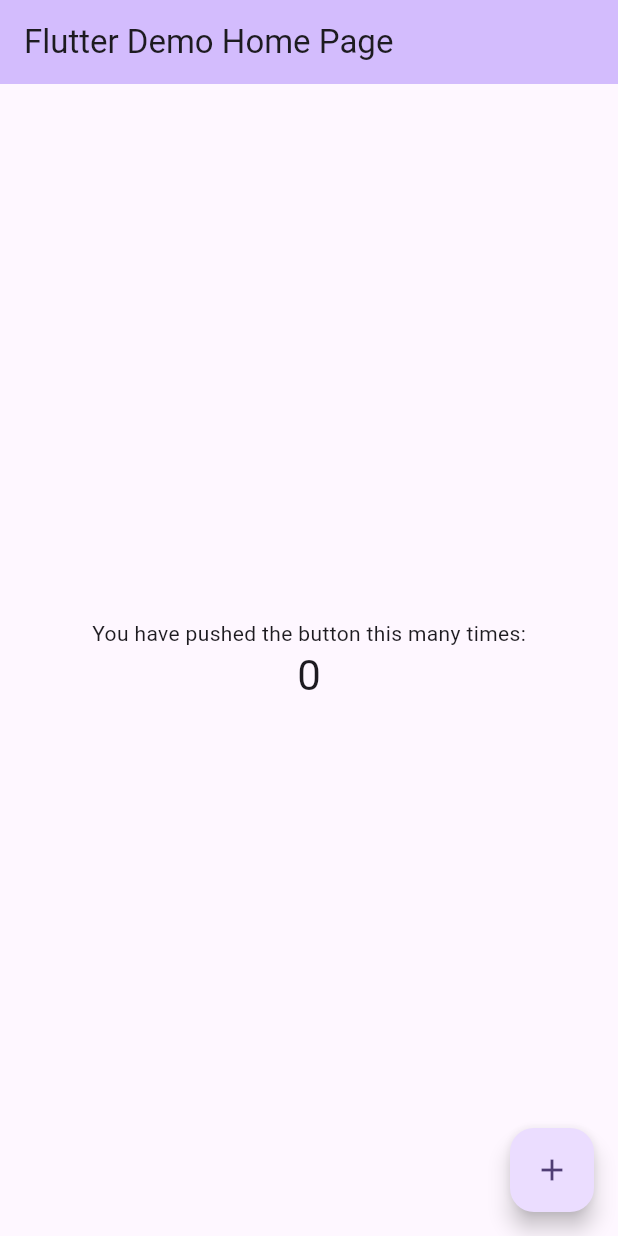
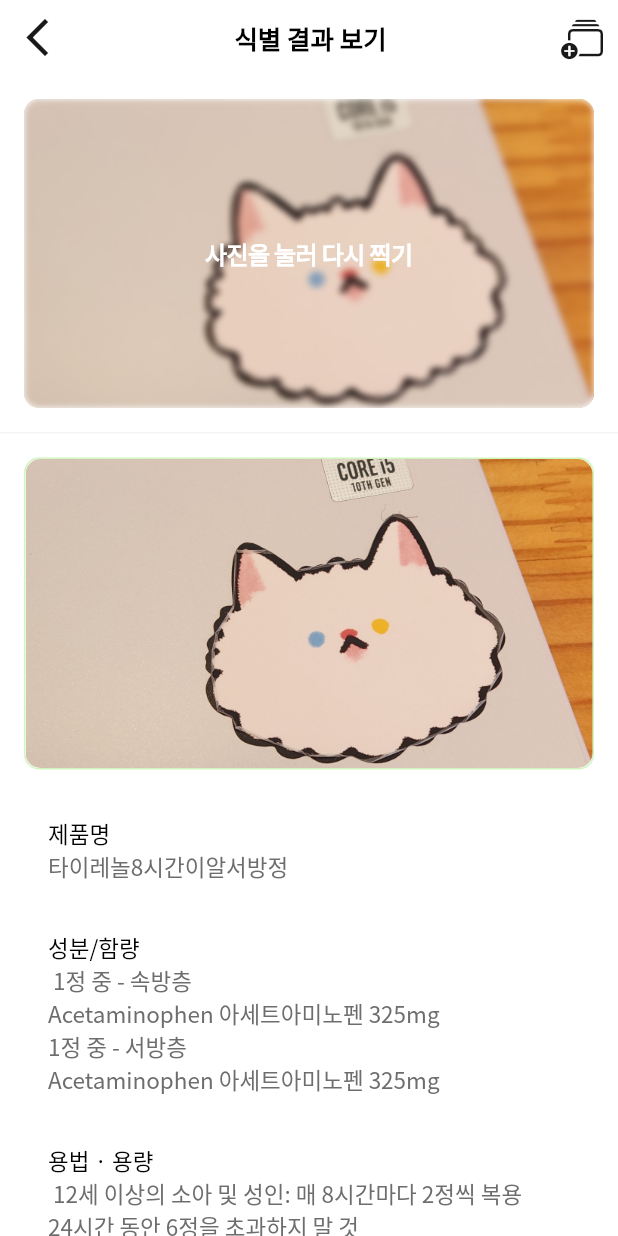
Before and after one commit to StopSoo/WhatIsMethIs-App, a Flutter app: the screen it shows after launch, on a phone screen of 412 x 824 dp. Run offline on Flutter 3.47's test engine with Material 2 defaults, Android fonts, the phone set to English and light mode, and no system bars.

Commit message:
<feat>: CameraResult & Search View 구현

```diff
--- a/lib/main.dart
+++ b/lib/main.dart
@@ -1,125 +1,27 @@
-import 'package:flutter/material.dart';
+import 'package:flutter/cupertino.dart';
 
-void main() {
+import 'pages/camera_result.dart';
+
+void main() async{
   runApp(const MyApp());
 }
 
 class MyApp extends StatelessWidget {
   const MyApp({super.key});
 
-  // This widget is the root of your application.
+  static const String _title = 'ChalKak Medicine';
   @override
   Widget build(BuildContext context) {
-    return MaterialApp(
-      title: 'Flutter Demo',
-      theme: ThemeData(
-        // This is the theme of your application.
-        //
-        // TRY THIS: Try running your application with "flutter run". You'll see
-        // the application has a blue toolbar. Then, without quitting the app,
-        // try changing the seedColor in the colorScheme below to Colors.green
-        // and then invoke "hot reload" (save your changes or press the "hot
-        // reload" button in a Flutter-supported IDE, or press "r" if you used
-        // the command line to start the app).
-        //
-        // Notice that the counter didn't reset back to zero; the application
-        // state is not lost during the reload. To reset the state, use hot
-        // restart instead.
-        //
-        // This works for code too, not just values: Most code changes can be
-        // tested with just a hot reload.
-        colorScheme: ColorScheme.fromSeed(seedColor: Colors.deepPurple),
-        useMaterial3: true,
+    return const CupertinoApp(
+      theme: CupertinoThemeData(
+        textTheme: CupertinoTextThemeData(
+          textStyle: TextStyle(
+            fontFamily: 'NotoSansKR',
+          ),
+        ),
       ),
-      home: const MyHomePage(title: 'Flutter Demo Home Page'),
+      title: _title,
+      home: CameraResult(),
     );
   }
 }
-
-class MyHomePage extends StatefulWidget {
-  const MyHomePage({super.key, required this.title});
-
-  // This widget is the home page of your application. It is stateful, meaning
-  // that it has a State object (defined below) that contains fields that affect
-  // how it looks.
-
-  // This class is the configuration for the state. It holds the values (in this
-  // case the title) provided by the parent (in this case the App widget) and
-  // used by the build method of the State. Fields in a Widget subclass are
-  // always marked "final".
-
-  final String title;
-
-  @override
-  State<MyHomePage> createState() => _MyHomePageState();
-}
-
-class _MyHomePageState extends State<MyHomePage> {
-  int _counter = 0;
-
-  void _incrementCounter() {
-    setState(() {
-      // This call to setState tells the Flutter framework that something has
-      // changed in this State, which causes it to rerun the build method below
-      // so that the display can reflect the updated values. If we changed
-      // _counter without calling setState(), then the build method would not be
-      // called again, and so nothing would appear to happen.
-      _counter++;
-    });
-  }
-
-  @override
-  Widget build(BuildContext context) {
-    // This method is rerun every time setState is called, for instance as done
-    // by the _incrementCounter method above.
-    //
-    // The Flutter framework has been optimized to make rerunning build methods
-    // fast, so that you can just rebuild anything that needs updating rather
-    // than having to individually change instances of widgets.
-    return Scaffold(
-      appBar: AppBar(
-        // TRY THIS: Try changing the color here to a specific color (to
-        // Colors.amber, perhaps?) and trigger a hot reload to see the AppBar
-        // change color while the other colors stay the same.
-        backgroundColor: Theme.of(context).colorScheme.inversePrimary,
-        // Here we take the value from the MyHomePage object that was created by
-        // the App.build method, and use it to set our appbar title.
-        title: Text(widget.title),
-      ),
-      body: Center(
-        // Center is a layout widget. It takes a single child and positions it
-        // in the middle of the parent.
-        child: Column(
-          // Column is also a layout widget. It takes a list of children and
-          // arranges them vertically. By default, it sizes itself to fit its
-          // children horizontally, and tries to be as tall as its parent.
-          //
-          // Column has various properties to control how it sizes itself and
-          // how it positions its children. Here we use mainAxisAlignment to
-          // center the children vertically; the main axis here is the vertical
-          // axis because Columns are vertical (the cross axis would be
-          // horizontal).
-          //
-          // TRY THIS: Invoke "debug painting" (choose the "Toggle Debug Paint"
-          // action in the IDE, or press "p" in the console), to see the
-          // wireframe for each widget.
-          mainAxisAlignment: MainAxisAlignment.center,
-          children: <Widget>[
-            const Text(
-              'You have pushed the button this many times:',
-            ),
-            Text(
-              '$_counter',
-              style: Theme.of(context).textTheme.headlineMedium,
-            ),
-          ],
-        ),
-      ),
-      floatingActionButton: FloatingActionButton(
-        onPressed: _incrementCounter,
-        tooltip: 'Increment',
-        child: const Icon(Icons.add),
-      ), // This trailing comma makes auto-formatting nicer for build methods.
-    );
-  }
-}
--- /dev/null
+++ b/lib/pages/camera_result.dart
@@ -0,0 +1,191 @@
+import 'dart:ui';
+
+import 'package:flutter/cupertino.dart';
+import 'package:flutter/material.dart';
+
+import '../components/colors.dart';
+import '../components/component.dart';
+import '../components/textstyle.dart';
+
+class CameraResult extends StatefulWidget {
+  const CameraResult({Key? key}) : super(key: key);
+
+  @override
+  _CameraResultState createState() => _CameraResultState();
+}
+
+class _CameraResultState extends State<CameraResult> {
+  String name = "타이레놀8시간이알서방정";
+  String ingredientsAndContent = ''' 1정 중 - 속방층
+Acetaminophen 아세트아미노펜 325mg
+1정 중 - 서방층
+Acetaminophen 아세트아미노펜 325mg''';
+  String usageAndCapacity = ''' 12세 이상의 소아 및 성인: 매 8시간마다 2정씩 복용
+24시간 동안 6정을 초과하지 말 것''';
+
+  String info = ''' 충분한 물과 함께 투여하세요
+정기적으로 술을 마시는 사람은 이 약 투여전 반드시 전문가와 상의하세요
+황달 등 간기능 이상징후가 나타날 경우에는 전문가와 상의하세요''';
+  @override
+  Widget build(BuildContext context) {
+    double width = MediaQuery.of(context).size.width;
+    double height = MediaQuery.of(context).size.height;
+    return safeAreaPage(
+      Colors.white,
+      Colors.white,
+      SingleChildScrollView(
+        child: Column(
+          mainAxisAlignment: MainAxisAlignment.spaceBetween,
+          crossAxisAlignment: CrossAxisAlignment.start,
+          children: [
+            cameraResultHeader("식별 결과 보기", context),
+            CupertinoButton(
+              minSize: 0,
+              padding: EdgeInsets.all(16.0),
+              onPressed: () {
+                //Todo: navigate to camera
+                print("click image");
+              },
+              child: Stack(
+                alignment: AlignmentDirectional.center,
+                children: [
+                  roundFitWidthBlurImage(width, 'assets/image/test_cat.jpg'),
+                  Center(
+                    child: Text(
+                      "사진을 눌러 다시 찍기",
+                      style: whiteTextStyle_Bold(16),
+                    ),
+                  ),
+                ],
+              ),
+            ),
+            const Divider(thickness: 1, height: 1, color: lightGrayColor,),
+            Padding(
+              padding: const EdgeInsets.all(16.0),
+              child: roundFitWidthImage(width, 'assets/image/test_cat.jpg'),
+            ),
+            pillDetailBox("제품명", name),
+            pillDetailBox("성분/함량", ingredientsAndContent),
+            pillDetailBox("용법 · 용량", usageAndCapacity),
+            pillDetailBox("복약 정보", info),
+          ],
+        ),
+      ),
+    );
+  }
+
+  Padding pillDetailBox(String title, String content) {
+    return Padding(
+      padding: const EdgeInsets.fromLTRB(32.0, 16.0, 32.0, 16.0),
+      child: Column(
+        crossAxisAlignment: CrossAxisAlignment.start,
+        children: [
+          Text(
+            title,
+            style: blackTextStyle(15),
+          ),
+          Text(
+            content,
+            style: darkGrayTextStyle(15),
+          )
+        ],
+      ),
+    );
+  }
+
+  Container roundFitWidthImage(double width, String image) {
+    return Container(
+      decoration: BoxDecoration(
+          borderRadius: BorderRadius.circular(10.0),
+          border: Border.all(
+            color: mainColor,
+          )),
+      child: ClipRRect(
+        borderRadius: BorderRadius.circular(10.0),
+        child: Image.asset(
+          image,
+          width: width,
+          height: width * (0.5),
+          fit: BoxFit.fitWidth,
+        ),
+      ),
+    );
+  }
+
+  ClipRRect roundFitWidthBlurImage(double width, String image) {
+    return ClipRRect(
+      borderRadius: BorderRadius.circular(10.0),
+      child: Stack(
+        children: [
+          Image.asset(
+            image,
+            width: width,
+            height: width * (0.5),
+            fit: BoxFit.fitWidth,
+          ),
+          BackdropFilter(
+              filter: ImageFilter.blur(sigmaX: 2.0, sigmaY: 2.0),
+              child: Container(
+                width: width,
+                height: 180,
+                color: Colors.transparent,
+              )),
+        ],
+      ),
+    );
+  }
+}
+
+Widget cameraResultHeader(String centerText, BuildContext context,
+    [double height = 50.0]) {
+  return Container(
+    color: Colors.white,
+    height: height,
+    child: Padding(
+      padding: const EdgeInsets.all(10.0),
+      child: Row(
+        mainAxisAlignment: MainAxisAlignment.spaceBetween,
+        crossAxisAlignment: CrossAxisAlignment.center,
+        children: [
+          // * Left Icon
+          Center(
+            child: CupertinoButton(
+              minSize: 0,
+              padding: EdgeInsets.all(0),
+              onPressed: () {
+                Navigator.pop(context);
+              },
+              child: Icon(
+                Icons.arrow_back_ios_new,
+                color: Colors.black.withOpacity(0.9),
+                size: 30,
+              ),
+            ),
+          ),
+          // * Center Text
+          Center(
+            child: Text(
+              centerText,
+              style: blackTextStyle_Bold(17),
+            ),
+          ),
+          // * Right Icon
+          Center(
+            child: CupertinoButton(
+              minSize: 0,
+              padding: EdgeInsets.all(0),
+              onPressed: () {
+                //Todo: change the Icon
+              },
+              child: Icon(
+                CupertinoIcons.rectangle_stack_badge_plus,
+                color: Colors.black.withOpacity(0.9),
+                size: 28,
+              ),
+            ),
+          )
+        ],
+      ),
+    ),
+  );
+}
```
Also changed, not shown: lib/pages/search.dart (added, +166 -0 lines).
